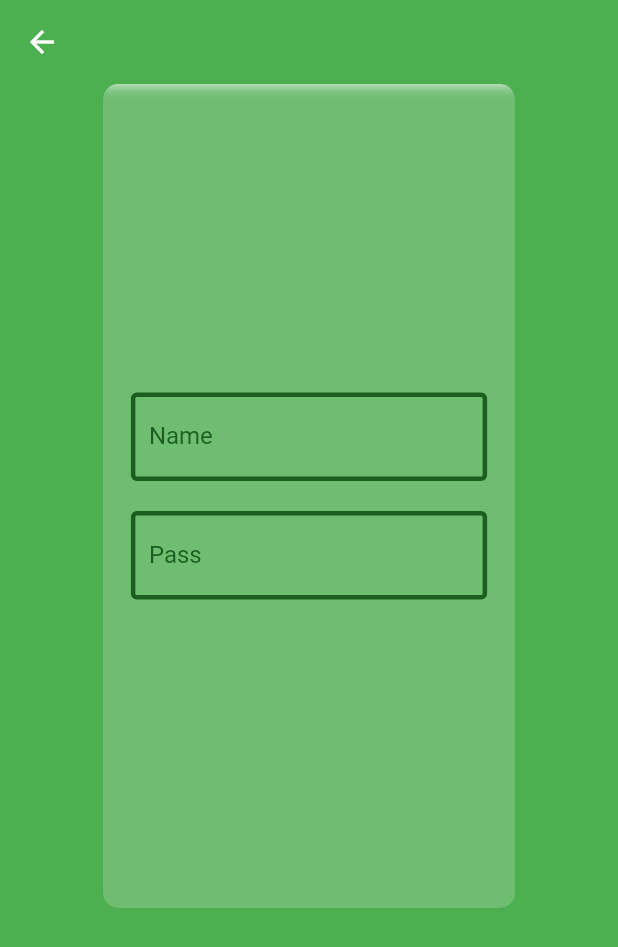
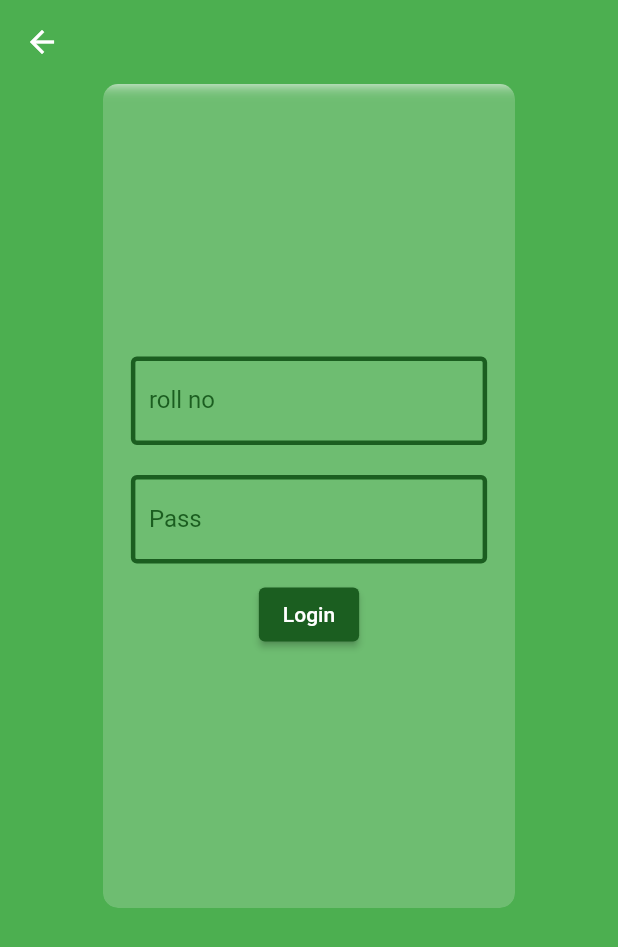
Before and after one commit to Abhinivesh27/Lms, a Flutter app: the LoginScreen screen opened directly, on a phone screen of 412 x 824 dp. Shown: the top 947 px of the screen. Run offline on Flutter 3.47's test engine with Material 2 defaults, Android fonts, the phone set to English and light mode, and no system bars; drawn by our look-alikes of glassmorphism_ui; our stand-ins replace google_fonts; network calls fail.

```diff
--- a/lib/acaamics/auth/loginscreen.dart
+++ b/lib/acaamics/auth/loginscreen.dart
@@ -1,5 +1,6 @@
 import 'package:flutter/material.dart';
 import 'package:glassmorphism_ui/glassmorphism_ui.dart';
+import 'package:lms/acaamics/categories/categories.dart';
 
 class LoginScreen extends StatefulWidget {
   const LoginScreen({Key? key}) : super(key: key);
@@ -34,8 +35,17 @@ class _LoginScreenState extends State<LoginScreen> {
                 child: Column(
                   mainAxisAlignment: MainAxisAlignment.center,
                   children: [
-                    LoginInput(hint: "username", lable: "Name"),
-                    LoginInput(hint: "Password", lable: "Pass")
+                    LoginInput(hint: "roll no", lable: "roll no"),
+                    LoginInput(hint: "Password", lable: "Pass"),
+                    ElevatedButton(
+                      style: ElevatedButton.styleFrom(
+                        primary: Colors.green.shade900
+                      ),
+                      onPressed: () {
+                        Navigator.push(context, MaterialPageRoute(builder: ((context) => Categories())));
+                      },
+                      child: Text("Login"),
+                    )
                   ],
                 ),
                 )
```
Also changed, not shown: lib/acaamics/categories/categories.dart (added, +33 -0 lines).
